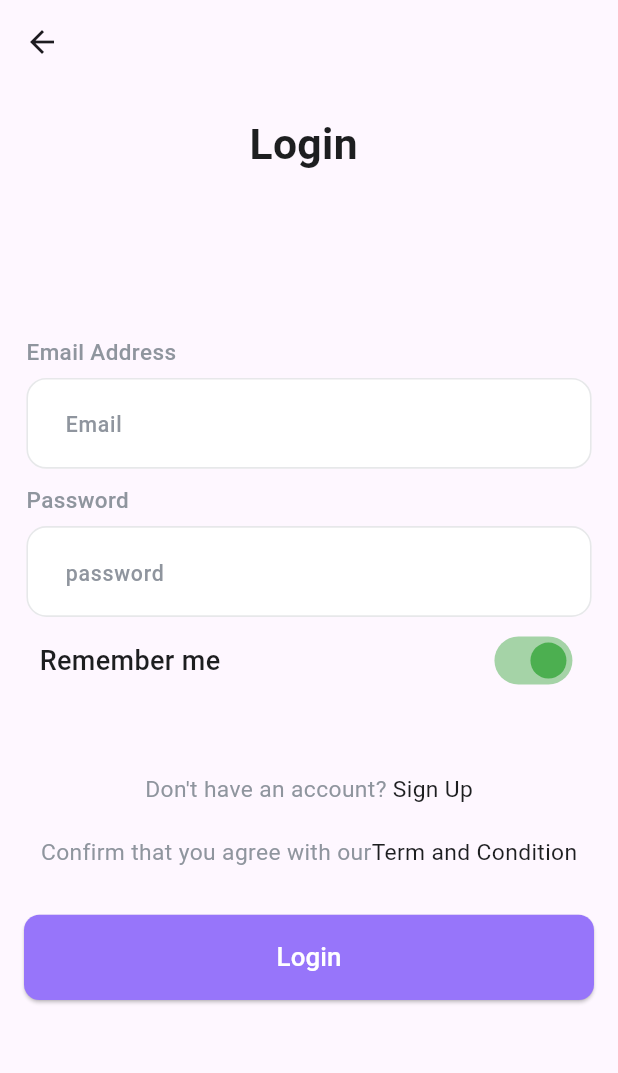
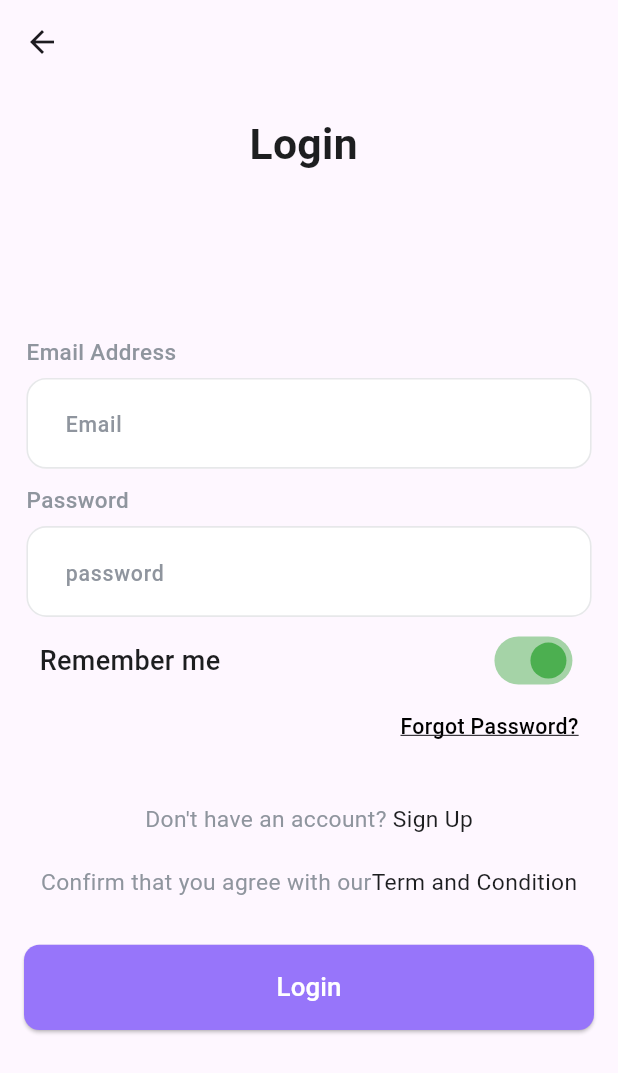
Before and after one commit to asmaaHasbo/Laza-Ecommerce-App, a Flutter app: the GetStartedScreen screen opened by its route, after a tap on "Login", on a phone screen of 412 x 824 dp. Shown: the top 1073 px of the screen. Run offline on Flutter 3.47's test engine with Material 3 defaults, Android fonts, the phone set to English and light mode, and no system bars; our stand-ins replace cached_network_image, dio, flutter_bloc, flutter_screenutil, freezed_annotation, get_it and 4 more; accounts and stored records are empty; generated files the repository leaves out were written again; Roboto replaces fonts that are missing (Cairo).

Commit message:
feat: Implement forget password functionality with UI and backend integration

```diff
--- a/lib/core/networking/api_end_pontis.dart
+++ b/lib/core/networking/api_end_pontis.dart
@@ -2,6 +2,7 @@ class ApiEndPontis {
   static const String baseUrl = 'https://ecommerce.routemisr.com/api/v1/';
   static const String signUp = 'auth/signup';
   static const String login = 'auth/login';
+  static const String forgotPassword = 'auth/forgotPasswords';
   static const String categories = 'categories';
   static const String products = 'products';
   static const String addProductToCart = 'cart/items';
--- a/lib/core/routing/app_router.dart
+++ b/lib/core/routing/app_router.dart
@@ -2,6 +2,9 @@ import 'package:flutter/material.dart';
 import 'package:flutter_bloc/flutter_bloc.dart';
 import 'package:laza_ecommerce_app/core/di/dependency_injection.dart';
 import 'package:laza_ecommerce_app/core/routing/routes.dart';
+import 'package:laza_ecommerce_app/features/auth/forget_password/logic/cubit/forget_password_cubit.dart';
+import 'package:laza_ecommerce_app/features/auth/forget_password/ui/forget_password_screen.dart';
+import 'package:laza_ecommerce_app/features/auth/forget_password/ui/otp_screen.dart';
 import 'package:laza_ecommerce_app/features/auth/login/logic/cubit/login_cubit.dart';
 import 'package:laza_ecommerce_app/features/auth/login/ui/login_screen.dart';
 import 'package:laza_ecommerce_app/features/auth/sign_up/logic/cubit/sign_up_cubit.dart';
@@ -53,6 +56,20 @@ class AppRouter {
           ),
         );
 
+      case Routes.forgetPasswordScreen:
+        return MaterialPageRoute(
+          builder: (_) => BlocProvider(
+            create: (context) => ForgetPasswordCubit(getIt()),
+            child: const ForgetPasswordScreen(),
+          ),
+        );
+
+      case Routes.otpScreen:
+        final email = settings.arguments as String;
+        return MaterialPageRoute(
+          builder: (_) => OtpScreen(email: email),
+        );
+
       // case Routes.productDetailsScreen:
       // return MaterialPageRoute(builder: (_) => ProductDetailsScreen());
 
--- a/lib/core/routing/routes.dart
+++ b/lib/core/routing/routes.dart
@@ -6,4 +6,6 @@ class Routes {
   static const String signUpScreen = "/signUpScreen";
   static const String mainScreen = "/mainScreen";
   static const String productDetailsScreen = "/productDetailsScreen";
+  static const String forgetPasswordScreen = "/forgetPasswordScreen";
+  static const String otpScreen = "/otpScreen";
 }
--- /dev/null
+++ b/lib/features/auth/forget_password/logic/cubit/forget_password_cubit.dart
@@ -0,0 +1,36 @@
+import 'package:flutter/material.dart';
+import 'package:flutter_bloc/flutter_bloc.dart';
+import 'package:laza_ecommerce_app/features/auth/forget_password/data/models/forget_password_response_model.dart';
+import 'package:laza_ecommerce_app/features/auth/forget_password/data/repositories/forget_password_repo.dart';
+
+part 'forget_password_state.dart';
+
+class ForgetPasswordCubit extends Cubit<ForgetPasswordState> {
+  final ForgetPasswordRepo _repo;
+
+  ForgetPasswordCubit(this._repo) : super(ForgetPasswordInitial());
+
+  final GlobalKey<FormState> formKey = GlobalKey<FormState>();
+  final TextEditingController emailController = TextEditingController();
+
+  Future<void> sendResetCode() async {
+    if (!formKey.currentState!.validate()) {
+      return;
+    }
+
+    emit(ForgetPasswordLoading());
+
+    try {
+      final response = await _repo.sendResetCode(emailController.text.trim());
+      emit(ForgetPasswordSuccess(response));
+    } catch (e) {
+      emit(ForgetPasswordFailure(e.toString().replaceAll('Exception: ', '')));
+    }
+  }
+
+  @override
+  Future<void> close() {
+    emailController.dispose();
+    return super.close();
+  }
+}
--- a/lib/features/auth/login/ui/login_screen.dart
+++ b/lib/features/auth/login/ui/login_screen.dart
@@ -2,6 +2,7 @@ import 'package:flutter/material.dart';
 import 'package:flutter_screenutil/flutter_screenutil.dart';
 import 'package:laza_ecommerce_app/core/helper/extension.dart';
 import 'package:laza_ecommerce_app/core/routing/routes.dart';
+import 'package:laza_ecommerce_app/features/auth/login/ui/widgets/forget_password_link.dart';
 import 'package:laza_ecommerce_app/features/auth/login/ui/widgets/login_bloc_listener.dart';
 import 'package:laza_ecommerce_app/features/auth/login/ui/widgets/login_btn.dart';
 import 'package:laza_ecommerce_app/features/auth/login/ui/widgets/login_form.dart';
@@ -31,7 +32,9 @@ class LoginScreen extends StatelessWidget {
 
               RememperMeRow(),
 
-              SizedBox(height: 50.h),
+              ForgetPasswordLink(),
+
+              SizedBox(height: 30.h),
 
               AlreadyHaveAccountRow(
                 questionText: "Don't have an account? ",
--- /dev/null
+++ b/lib/features/auth/login/ui/widgets/forget_password_link.dart
@@ -0,0 +1,31 @@
+import 'package:flutter/material.dart';
+import 'package:flutter_screenutil/flutter_screenutil.dart';
+import 'package:laza_ecommerce_app/core/helper/extension.dart';
+import 'package:laza_ecommerce_app/core/routing/routes.dart';
+import 'package:laza_ecommerce_app/core/themes/app_styles.dart';
+
+class ForgetPasswordLink extends StatelessWidget {
+  const ForgetPasswordLink({super.key});
+
+  @override
+  Widget build(BuildContext context) {
+    return Padding(
+      padding: EdgeInsets.symmetric(horizontal: 24.w, vertical: 10.h),
+      child: Align(
+        alignment: Alignment.centerRight,
+        child: GestureDetector(
+          onTap: () {
+            context.pushNamed(Routes.forgetPasswordScreen);
+          },
+          child: Text(
+            'Forgot Password?',
+            style: AppTextStyles.font14W500lightGray.copyWith(
+              color: Colors.black,
+              decoration: TextDecoration.underline,
+            ),
+          ),
+        ),
+      ),
+    );
+  }
+}
```
Also changed, not shown: lib/core/di/dependency_injection.dart (+8 -0 lines), lib/features/auth/forget_password/data/datasources/forget_password_remote.dart (added, +27 -0 lines), lib/features/auth/forget_password/data/models/forget_password_response_model.dart (added, +23 -0 lines), lib/features/auth/forget_password/data/repositories/forget_password_repo.dart (added, +12 -0 lines), lib/features/auth/forget_password/logic/cubit/forget_password_state.dart (added, +20 -0 lines), lib/features/auth/forget_password/ui/forget_password_screen.dart (added, +62 -0 lines), lib/features/auth/forget_password/ui/otp_screen.dart (added, +43 -0 lines), lib/features/auth/forget_password/ui/widgets/forget_password_submit_button.dart (added, +57 -0 lines).
